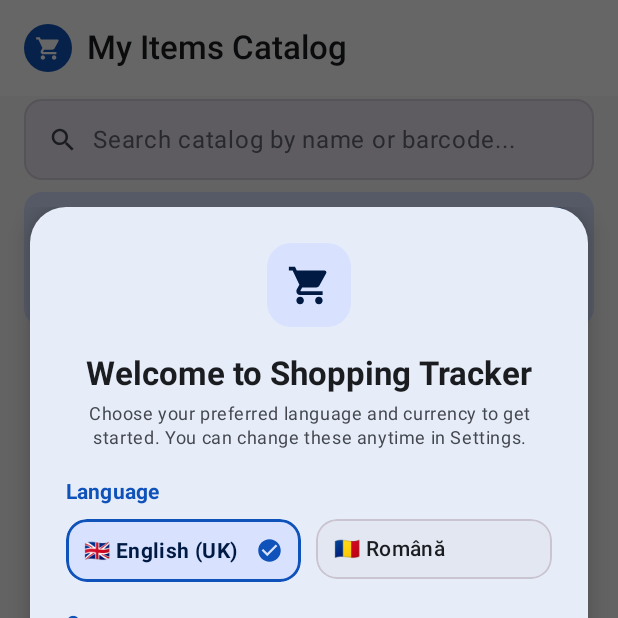
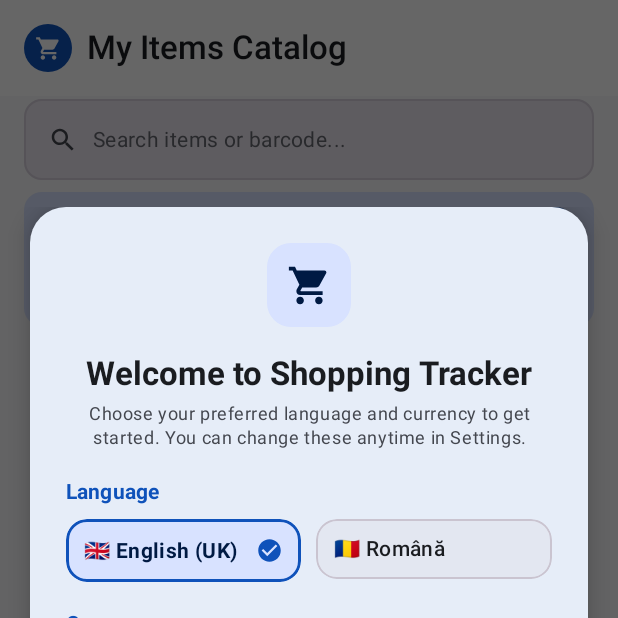
Before and after one commit to gabrieldeak/shopping-tracker, an Android app built with Jetpack Compose: the screen it shows after launch (MainActivity), item 2 of the bottom bar chosen, on a phone screen of 412 x 824 dp, the top half of it. Run offline under Robolectric (Android 15) with nearby library versions, the phone set to English and light mode, and no system bars; our stand-ins replace Room's generated code; libraries missing offline, so code that uses them is left out: com.google.mlkit.vision; 2 statements that could not run were skipped.

Commit message:
fix(v3.0.7): Shorten and unify search bar placeholders across EN/RO

```diff
--- a/app/build.gradle.kts
+++ b/app/build.gradle.kts
@@ -12,8 +12,8 @@ android {
         applicationId = "com.inventory.barcodetracker"
         minSdk = 26
         targetSdk = 35
-        versionCode = 9
-        versionName = "3.0.6"
+        versionCode = 10
+        versionName = "3.0.7"
 
         testInstrumentationRunner = "androidx.test.runner.AndroidJUnitRunner"
     }
--- a/app/src/main/java/com/inventory/barcodetracker/ui/components/AppTextField.kt
+++ b/app/src/main/java/com/inventory/barcodetracker/ui/components/AppTextField.kt
@@ -22,6 +22,7 @@ import androidx.compose.runtime.staticCompositionLocalOf
 import androidx.compose.ui.text.input.KeyboardCapitalization
 import androidx.compose.ui.text.input.KeyboardType
 import androidx.compose.ui.text.input.VisualTransformation
+import androidx.compose.ui.text.style.TextOverflow
 import androidx.compose.ui.unit.dp
 
 val LocalCapitalizationMode = staticCompositionLocalOf { "TITLE_CASE" }
@@ -101,9 +102,10 @@ fun AppSearchBar(
                 if (query.isEmpty()) {
                     Text(
                         text = placeholder,
-                        style = MaterialTheme.typography.bodyLarge,
+                        style = MaterialTheme.typography.bodyMedium,
                         color = MaterialTheme.colorScheme.onSurfaceVariant.copy(alpha = 0.8f),
-                        maxLines = 1
+                        maxLines = 1,
+                        overflow = TextOverflow.Ellipsis
                     )
                 }
                 BasicTextField(
--- a/app/src/main/java/com/inventory/barcodetracker/ui/i18n/AppStrings.kt
+++ b/app/src/main/java/com/inventory/barcodetracker/ui/i18n/AppStrings.kt
@@ -675,7 +675,7 @@ object EnglishUkStrings : AppStrings {
     override val increaseQtyDesc = "Increase quantity"
     override val itemsTitle = "My Items Catalog"
     override val addItem = "Add Item"
-    override val searchCatalogPlaceholder = "Search catalog by name or barcode..."
+    override val searchCatalogPlaceholder = "Search items or barcode..."
     override val selectAllFmt = "Select All (%d)"
     override val deselectAllFmt = "Deselect All (%d)"
     override val addCountFmt = "Add (%d)"
@@ -708,7 +708,7 @@ object EnglishUkStrings : AppStrings {
     override val offersTitle = "Store Offers & Deals"
     override val addOffer = "Add Offer"
     override val offersLogoDesc = "Offers Logo"
-    override val searchOffersPlaceholder = "Search offers by name or store..."
+    override val searchOffersPlaceholder = "Search offers or store..."
     override val savedStorePromotions = "Saved Store Promotions"
     override val activeDealsCountFmt = "%d Active Deals"
     override val offersHint = "Check offers below to batch delete, or tap 'Apply to Item' to link a deal to a catalog product."
@@ -733,12 +733,12 @@ object EnglishUkStrings : AppStrings {
     override val notesPlaceholder = "e.g. Valid until Sunday"
     override val saveOffer = "Save Offer"
     override val applyOfferToProduct = "Apply Offer to Product"
-    override val searchProductPlaceholder = "Search product name, barcode..."
+    override val searchProductPlaceholder = "Search items or barcode..."
     override val noProductsFound = "No products found"
     override val codePrefix = "Code:"
     override val applyDeal = "Apply Deal"
     override val offerTypeOrSavedDeal = "Offer Type or Saved Deal"
-    override val searchOfferPlaceholder = "Search offer or saved deal..."
+    override val searchOfferPlaceholder = "Search offer or deal..."
     override val clearOfferSearchDesc = "Clear offer search"
     override val collapseOffersDesc = "Collapse offers"
     override val expandOffersDesc = "Expand offers"
@@ -777,7 +777,7 @@ object EnglishUkStrings : AppStrings {
     override val reloadBasket = "Make Active"
     override val reloadBasketTitle = "Make Basket Active?"
     override val reloadBasketConfirmFmt = "Move \"%s\" back to Active Baskets and remove it from History?"
-    override val searchHistoryPlaceholder = "Search history by basket, item or date..."
+    override val searchHistoryPlaceholder = "Search baskets, items, dates..."
     override val noSavedBasketsYet = "No saved baskets yet"
     override val noSavedBasketsSubtitle = "When you finish shopping, tap 'Save' on any basket card to save a date-stamped receipt here."
     override val deleteSavedBasketTitle = "Delete Saved Basket"
@@ -1026,7 +1026,7 @@ object RomanianStrings : AppStrings {
     override val categoryLabel = "Categorie:"
     override val quickScanTitle = "Scanare Rapidă"
     override val manualBarcodeEntryDesc = "Introducere manuală cod de bare"
-    override val searchOrScanPlaceholder = "Caută sau scanează produs..."
+    override val searchOrScanPlaceholder = "Caută sau scanează..."
     override val scanButton = "Scanează"
     override val scanBarcodeDesc = "Scanează cod de bare"
     override val noBasketSelectedHint = "Niciun coș selectat — bifează un coș pentru a adăuga produse"
@@ -1157,7 +1157,7 @@ object RomanianStrings : AppStrings {
     override val increaseQtyDesc = "Crește cantitatea"
     override val itemsTitle = "Catalog Produse"
     override val addItem = "Adaugă Produs"
-    override val searchCatalogPlaceholder = "Caută în catalog după nume sau cod..."
+    override val searchCatalogPlaceholder = "Caută produse sau cod..."
     override val selectAllFmt = "Selectează tot (%d)"
     override val deselectAllFmt = "Deselectează tot (%d)"
     override val addCountFmt = "Adaugă (%d)"
@@ -1190,7 +1190,7 @@ object RomanianStrings : AppStrings {
     override val offersTitle = "Oferte și Promoții"
     override val addOffer = "Adaugă Ofertă"
     override val offersLogoDesc = "Logo Oferte"
-    override val searchOffersPlaceholder = "Caută oferte după nume sau magazin..."
+    override val searchOffersPlaceholder = "Caută oferte sau magazin..."
     override val savedStorePromotions = "Promoții Salvate"
     override val activeDealsCountFmt = "%d Oferte Active"
     override val offersHint = "Bifați ofertele pentru ștergere în bloc sau apăsați 'Aplică pe Produs' pentru a asocia o ofertă."
@@ -1215,12 +1215,12 @@ object RomanianStrings : AppStrings {
     override val notesPlaceholder = "ex. Valabil până duminică"
     override val saveOffer = "Salvează Ofertă"
     override val applyOfferToProduct = "Aplică Ofertă pe Produs"
-    override val searchProductPlaceholder = "Caută nume produs, cod de bare..."
+    override val searchProductPlaceholder = "Caută produse sau cod..."
     override val noProductsFound = "Niciun produs găsit"
     override val codePrefix = "Cod:"
     override val applyDeal = "Aplică Oferta"
     override val offerTypeOrSavedDeal = "Tip Ofertă sau Promoție Salvată"
-    override val searchOfferPlaceholder = "Caută ofertă sau promoție salvată..."
+    override val searchOfferPlaceholder = "Caută ofertă sau promoție..."
     override val clearOfferSearchDesc = "Șterge căutarea ofertei"
     override val collapseOffersDesc = "Restrânge ofertele"
     override val expandOffersDesc = "Extinde ofertele"
@@ -1259,7 +1259,7 @@ object RomanianStrings : AppStrings {
     override val reloadBasket = "Activează Coșul"
     override val reloadBasketTitle = "Activați Coșul?"
     override val reloadBasketConfirmFmt = "Mutați \"%s\" înapoi în Coșurile Active și eliminați-l din Istoric?"
-    override val searchHistoryPlaceholder = "Caută în istoric după coș, produs sau dată..."
+    override val searchHistoryPlaceholder = "Caută coșuri, produse, date..."
     override val noSavedBasketsYet = "Niciun coș salvat încă"
     override val noSavedBasketsSubtitle = "Când terminați cumpărăturile, apăsați 'Salvează' pe orice coș pentru a salva bonul aici."
     override val deleteSavedBasketTitle = "Șterge Coș Salvat"
```
Also changed, not shown: 2 other files.
